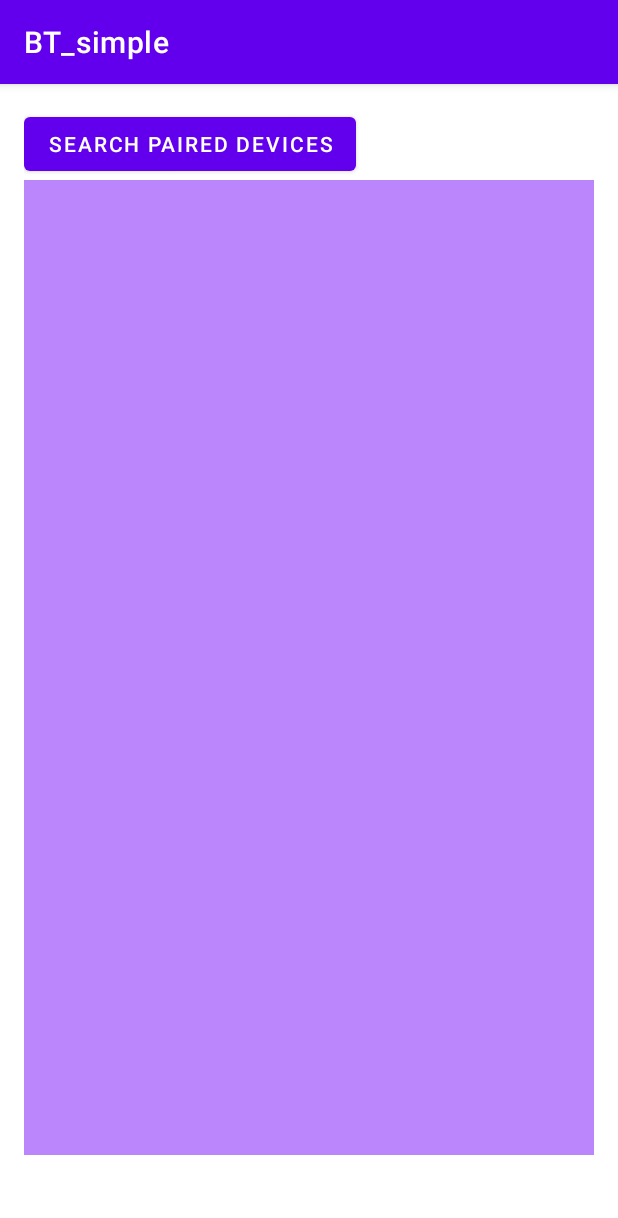
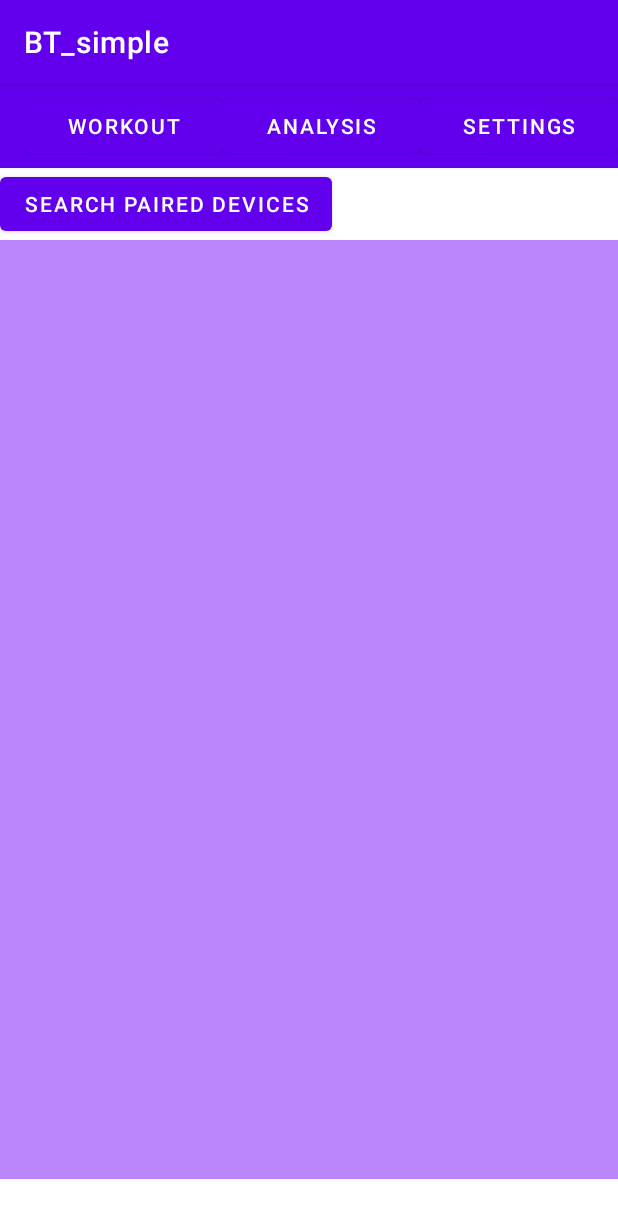
Before and after one commit to janpipan/TNUVProjekt, an Android app: the screen it shows after launch (MainActivity), on a phone screen of 412 x 824 dp. Shown: the top 1218 px of the screen. Run offline under Robolectric (Android 15) with nearby library versions, the phone set to English and light mode, and no system bars.

Commit message:
created nav bar for activity switching

```diff
--- a/BT_Updated/app/src/main/res/layout/activity_main.xml
+++ b/BT_Updated/app/src/main/res/layout/activity_main.xml
@@ -5,8 +5,19 @@
     android:layout_width="match_parent"
     android:layout_height="match_parent"
     android:orientation="vertical"
-    android:padding="16dp"
     tools:context=".MainActivity">
+
+    <androidx.appcompat.widget.Toolbar
+        android:id="@+id/toolbar"
+        android:layout_width="match_parent"
+        android:layout_height="?attr/actionBarSize"
+        android:background="?attr/colorPrimary"
+        app:titleTextColor="@android:color/white"
+        app:popupTheme="@style/ThemeOverlay.AppCompat.Light">
+
+        <include layout="@layout/toolbar_items"/>
+
+    </androidx.appcompat.widget.Toolbar>
 
     <Button
         android:id="@+id/search_button"
--- /dev/null
+++ b/BT_Updated/app/src/main/res/layout/toolbar_items.xml
@@ -0,0 +1,32 @@
+<?xml version="1.0" encoding="utf-8"?>
+<LinearLayout xmlns:android="http://schemas.android.com/apk/res/android"
+    android:layout_width="match_parent"
+    android:layout_height="match_parent"
+    android:orientation="horizontal"
+    android:gravity="center_vertical">
+
+    <Button
+        android:id="@+id/nav_workout"
+        android:layout_width="0dp"
+        android:layout_height="wrap_content"
+        android:layout_weight="1"
+        android:text="@string/workout"
+        android:onClick="startActivityWorkout"/>
+
+    <Button
+        android:id="@+id/nav_analysis"
+        android:layout_width="0dp"
+        android:layout_height="wrap_content"
+        android:layout_weight="1"
+        android:text="@string/analysis"
+        android:onClick="startActivityAnalysis"/>
+
+    <Button
+        android:id="@+id/nav_settings"
+        android:layout_width="0dp"
+        android:layout_height="wrap_content"
+        android:layout_weight="1"
+        android:text="@string/settings"
+        android:onClick="startActivitySettings"/>
+
+</LinearLayout>
--- a/BT_Updated/app/src/main/res/values-night/themes.xml
+++ b/BT_Updated/app/src/main/res/values-night/themes.xml
@@ -2,9 +2,9 @@
     <!-- Base application theme. -->
     <style name="Theme.BT_simple" parent="Theme.MaterialComponents.DayNight.DarkActionBar">
         <!-- Primary brand color. -->
-        <item name="colorPrimary">@color/purple_200</item>
-        <item name="colorPrimaryVariant">@color/purple_700</item>
-        <item name="colorOnPrimary">@color/black</item>
+        <item name="colorPrimary">@color/my_gray</item>
+        <item name="colorPrimaryVariant">@color/my_gray_2</item>
+        <item name="colorOnPrimary">@color/white</item>
         <!-- Secondary brand color. -->
         <item name="colorSecondary">@color/teal_200</item>
         <item name="colorSecondaryVariant">@color/teal_200</item>
--- a/BT_Updated/app/src/main/res/values/colors.xml
+++ b/BT_Updated/app/src/main/res/values/colors.xml
@@ -8,4 +8,6 @@
     <color name="black">#FF000000</color>
     <color name="white">#FFFFFFFF</color>
     <color name="my_red">#FF0000</color>
+    <color name="my_gray">#262626</color>
+    <color name="my_gray_2">#404040</color>
 </resources>
--- a/BT_Updated/app/src/main/res/values/strings.xml
+++ b/BT_Updated/app/src/main/res/values/strings.xml
@@ -1,3 +1,6 @@
 <resources>
     <string name="app_name">BT_simple</string>
+    <string name="workout">WORKOUT</string>
+    <string name="analysis">ANALYSIS</string>
+    <string name="settings">SETTINGS</string>
 </resources>
```
Also changed, not shown: BT_Updated/app/src/main/AndroidManifest.xml (+13 -6 lines), BT_Updated/app/src/main/java/si/uni_lj/fe/tnuv/bt_simple/MainActivity.java (+12 -0 lines), BT_Updated/app/src/main/java/si/uni_lj/fe/tnuv/bt_simple/SettingsActivity.java (added, +27 -0 lines), BT_Updated/app/src/main/java/si/uni_lj/fe/tnuv/bt_simple/WorkoutActivity.java (added, +27 -0 lines), BT_Updated/app/src/main/res/layout/activity_settings.xml (added, +22 -0 lines), BT_Updated/app/src/main/res/layout/activity_workout.xml (added, +22 -0 lines).
